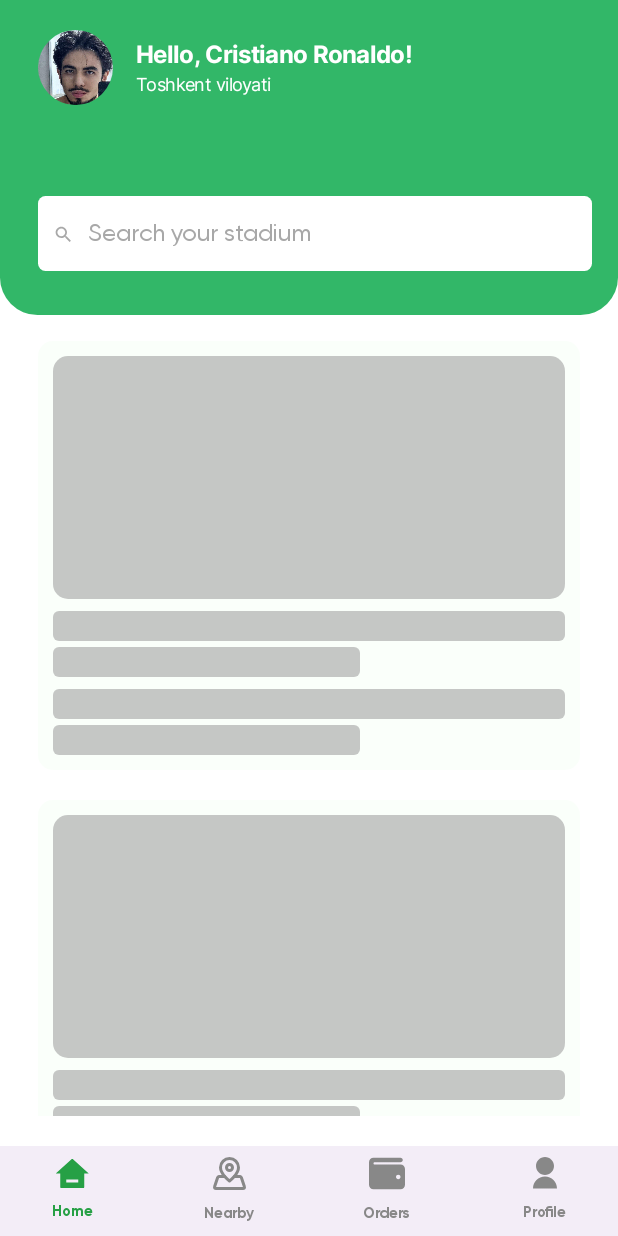
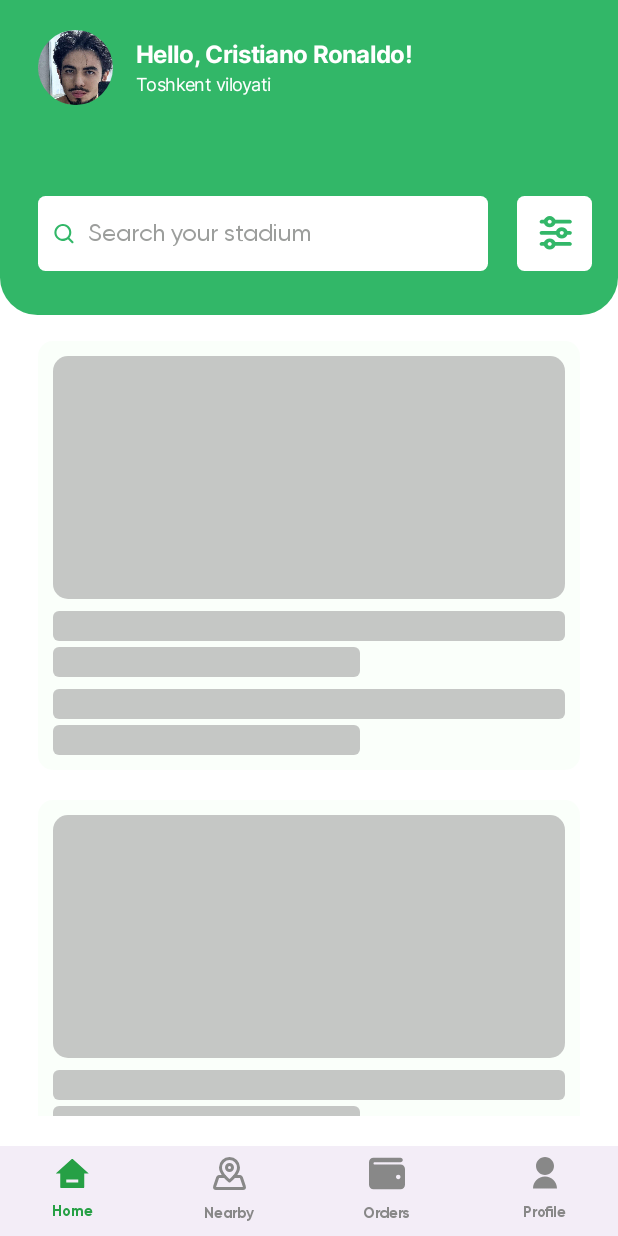
Before and after one commit to tisenres/bron24_android, an Android app built with Jetpack Compose: the AppScaffold screen opened through its navigation route, on a phone screen of 412 x 824 dp. Run offline under Robolectric (Android 15) with nearby library versions, the phone set to English and light mode, and no system bars; our stand-ins replace Dagger/Hilt's generated code, Shimmer; network calls fail; pictures from the network do not load; 1 statement that could not run was skipped.

Commit message:
SearchView

```diff
--- a/app/src/main/java/com/bron24/bron24_android/features/filter/presentetion/SearchView.kt
+++ b/app/src/main/java/com/bron24/bron24_android/features/filter/presentetion/SearchView.kt
@@ -11,6 +11,7 @@ import androidx.compose.ui.Alignment
 import androidx.compose.ui.Modifier
 import androidx.compose.ui.draw.clip
 import androidx.compose.ui.graphics.Color
+import androidx.compose.ui.graphics.ColorFilter
 import androidx.compose.ui.res.painterResource
 import androidx.compose.ui.res.stringResource
 import androidx.compose.ui.text.TextStyle
@@ -97,22 +98,27 @@ fun ProfileRow() {
 fun SearchRow() {
     Row(
         verticalAlignment = Alignment.CenterVertically,
-        horizontalArrangement = Arrangement.Start,
+        horizontalArrangement = Arrangement.SpaceBetween,
         modifier = Modifier
             .fillMaxWidth()
             .padding(start = 25.dp, end = 17.dp, bottom = 29.dp)
+    ) {
+        Row(
+            verticalAlignment = Alignment.CenterVertically,
+            horizontalArrangement = Arrangement.Start,
+            modifier = Modifier
+                .weight(1f)
                 .background(
                     color = Color.White,
                     shape = RoundedCornerShape(5.dp)
                 )
                 .height(50.dp)
+                .padding(horizontal = 10.dp, vertical = 15.dp)
         ) {
             Image(
-            painter = painterResource(id = R.drawable.baseline_search_24),
+                painter = painterResource(id = R.drawable.ic_search_green),
                 contentDescription = "search_icon",
-            modifier = Modifier
-                .size(24.dp)
-                .padding(start = 10.dp)
+                modifier = Modifier.size(14.dp),
             )
             Spacer(modifier = Modifier.width(9.dp))
             Text(
@@ -121,9 +127,26 @@ fun SearchRow() {
                     fontFamily = gilroyFontFamily,
                     fontWeight = FontWeight.Normal,
                     fontSize = 16.sp,
-                color = Color(0xFFA8A8A8)
+                    color = Color(0xFF9C9E9C),
+                    lineHeight = 18.sp
                 )
             )
+        }
+        Spacer(modifier = Modifier.width(19.dp))
+        Box(
+            modifier = Modifier
+                .size(50.dp)
+                .clip(RoundedCornerShape(5.dp))
+                .background(color = Color.White),
+            contentAlignment = Alignment.Center
+        ) {
+            Image(
+                painter = painterResource(id = R.drawable.ic_filter), // Adjust the resource ID for your filter icon
+                contentDescription = "filter_icon",
+                colorFilter = ColorFilter.tint(Color(0xFF32B768)),
+                modifier = Modifier.size(24.dp)
+            )
+        }
     }
 }
 
--- /dev/null
+++ b/app/src/main/res/drawable/ic_search_green.xml
@@ -0,0 +1,9 @@
+<vector xmlns:android="http://schemas.android.com/apk/res/android"
+    android:width="12dp"
+    android:height="11dp"
+    android:viewportWidth="12"
+    android:viewportHeight="11">
+  <path
+      android:pathData="M5.587,8.457C6.063,8.457 6.536,8.363 6.977,8.181C7.418,7.999 7.82,7.732 8.159,7.395C8.498,7.058 8.768,6.659 8.954,6.219C9.14,5.779 9.237,5.307 9.241,4.831C9.245,4.355 9.155,3.884 8.976,3.444C8.797,3.004 8.533,2.604 8.199,2.267C7.865,1.931 7.468,1.664 7.03,1.481C6.591,1.299 6.121,1.205 5.645,1.205C4.683,1.205 3.758,1.587 3.073,2.267C2.388,2.947 1.999,3.87 1.991,4.831C1.984,5.793 2.358,6.715 3.033,7.395C3.707,8.075 4.626,8.457 5.587,8.457ZM9.411,7.796L11.557,9.959C11.614,10.015 11.659,10.082 11.69,10.155C11.721,10.229 11.737,10.308 11.737,10.389C11.737,10.469 11.721,10.548 11.69,10.623C11.659,10.697 11.614,10.764 11.557,10.821C11.5,10.878 11.432,10.923 11.357,10.953C11.283,10.983 11.203,10.998 11.123,10.998C11.042,10.997 10.963,10.98 10.89,10.948C10.816,10.917 10.75,10.871 10.695,10.813L8.549,8.65C7.572,9.404 6.347,9.759 5.124,9.644C3.901,9.528 2.772,8.951 1.966,8.028C1.16,7.106 0.738,5.909 0.786,4.679C0.834,3.45 1.349,2.282 2.225,1.413C3.101,0.543 4.273,0.037 5.503,-0.001C6.732,-0.04 7.926,0.392 8.841,1.205C9.757,2.019 10.325,3.153 10.431,4.377C10.537,5.602 10.172,6.824 9.41,7.795L9.411,7.796Z"
+      android:fillColor="#32B768"/>
+</vector>
```
Lines whose indentation alone changed are shown as unchanged.
